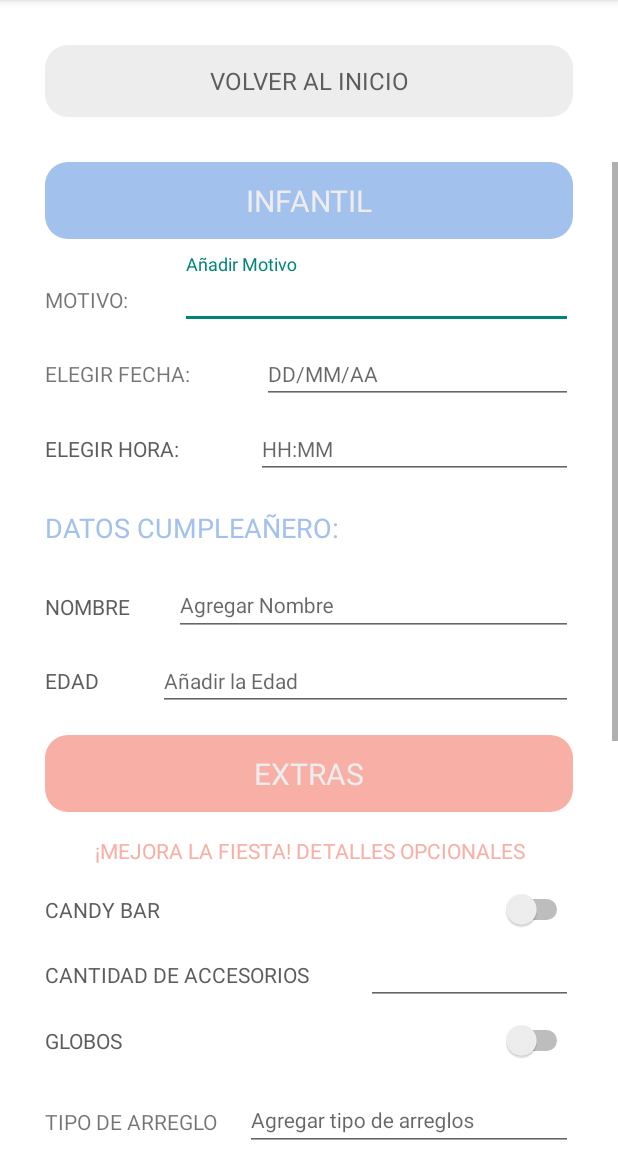
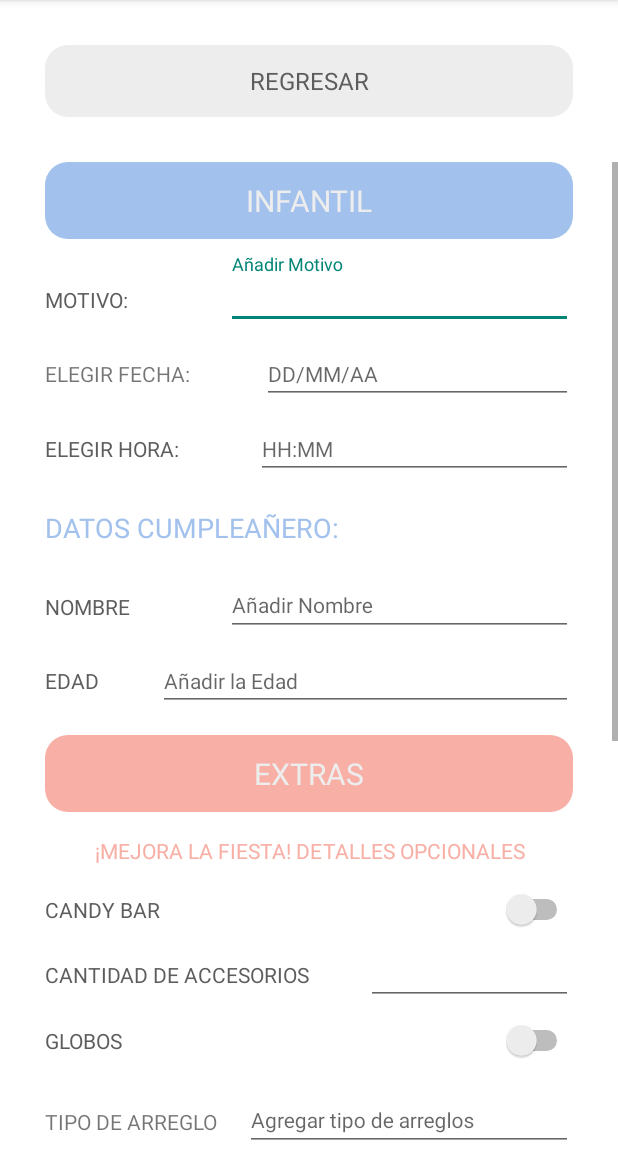
Before and after one commit to JulianRivas17/newstyledecorations, an Android app: the ChildrenPartyActivity screen opened directly, with no data from a screen before it, on a phone screen of 412 x 824 dp, the part 84-1236 px from its top. Run offline under Robolectric (Android 15) with nearby library versions, the phone set to English and light mode, and no system bars; our stand-ins replace Firebase (no records; nobody signed in at launch, a user with empty details on screens opened directly).

Commit message:
Modifique espaciado de inputs

```diff
--- a/app/src/main/res/layout/children_party.xml
+++ b/app/src/main/res/layout/children_party.xml
@@ -32,7 +32,7 @@
                 android:layout_width="match_parent"
                 android:layout_height="wrap_content"
                 android:background="@drawable/rounded_button_grey"
-                android:text="VOLVER AL INICIO"
+                android:text="REGRESAR"
                 android:textAppearance="@style/TextAppearance.AppCompat.Body1"
                 android:textColor="#5D5D5D"
                 android:textSize="16sp"
@@ -75,11 +75,13 @@
                         android:id="@+id/textView4"
                         android:layout_width="90dp"
                         android:layout_height="wrap_content"
-                        android:height="50sp"
-                        android:text="MOTIVO:" />
+                        android:layout_weight="1"
+                        android:height="50dp"
+                        android:text="MOTIVO:"
+                        android:textColor="#5D5D5D" />
 
                     <com.google.android.material.textfield.TextInputLayout
-                        android:layout_width="206dp"
+                        android:layout_width="200dp"
                         android:layout_height="match_parent"
                         android:layout_weight="1">
 
@@ -166,15 +168,15 @@
 
                     <TextView
                         android:id="@+id/textView11"
-                        android:layout_width="70sp"
+                        android:layout_width="90dp"
                         android:layout_height="wrap_content"
                         android:layout_weight="1"
-                        android:height="50sp"
+                        android:height="50dp"
                         android:text="NOMBRE"
                         android:textColor="#5D5D5D" />
 
                     <com.google.android.material.textfield.TextInputLayout
-                        android:layout_width="250dp"
+                        android:layout_width="200dp"
                         android:layout_height="match_parent"
                         android:layout_weight="1">
 
@@ -182,7 +184,7 @@
                             android:id="@+id/input_name"
                             android:layout_width="match_parent"
                             android:layout_height="wrap_content"
-                            android:hint="Agregar Nombre"
+                            android:hint="Añadir Nombre"
                             android:textColor="#5D5D5D"
                             android:textSize="14sp" />
                     </com.google.android.material.textfield.TextInputLayout>
```
Also changed, not shown: app/src/main/res/layout/activity_main.xml (+5 -4 lines), app/src/main/res/layout/adult_party.xml (+8 -7 lines).
